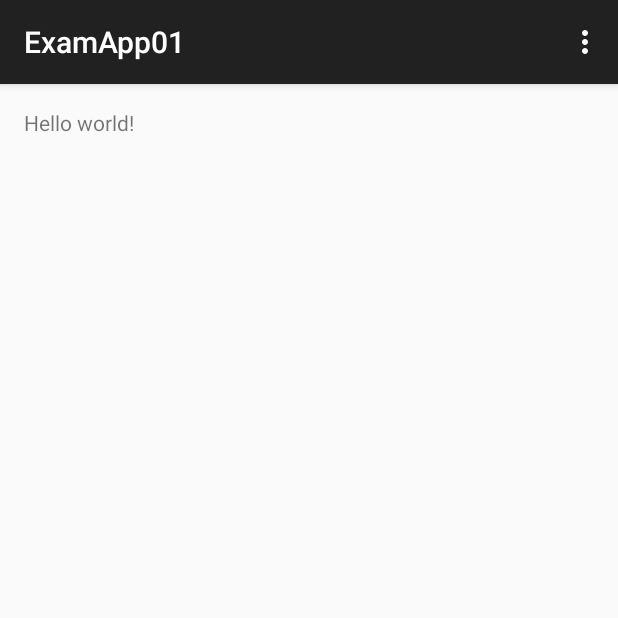
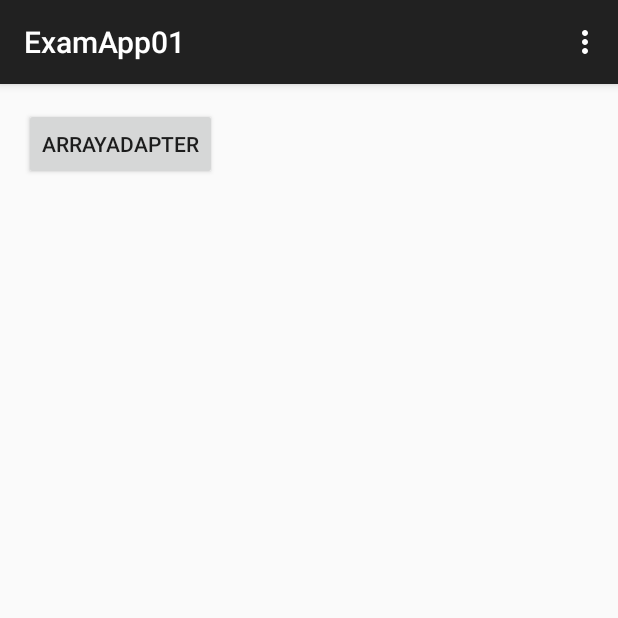
Before and after one commit to astraltear/ExamApp01, an Android app: the screen it shows after launch (MainActivity), on a phone screen of 412 x 824 dp, the top half of it. Run offline under Robolectric (Android 15) with nearby library versions, the phone set to English and light mode, and no system bars.

Commit message:
activity main button append

```diff
--- a/app/src/main/res/layout/activity_main.xml
+++ b/app/src/main/res/layout/activity_main.xml
@@ -5,7 +5,9 @@
     android:paddingTop="@dimen/activity_vertical_margin"
     android:paddingBottom="@dimen/activity_vertical_margin" tools:context=".MainActivity">
 
-    <TextView android:text="@string/hello_world" android:layout_width="wrap_content"
-        android:layout_height="wrap_content" />
-
+    <Button
+        android:layout_width="wrap_content"
+        android:layout_height="wrap_content"
+        android:text="ArrayAdapter"
+        android:id="@+id/btn_ArrAdapter" />
 </RelativeLayout>
```
